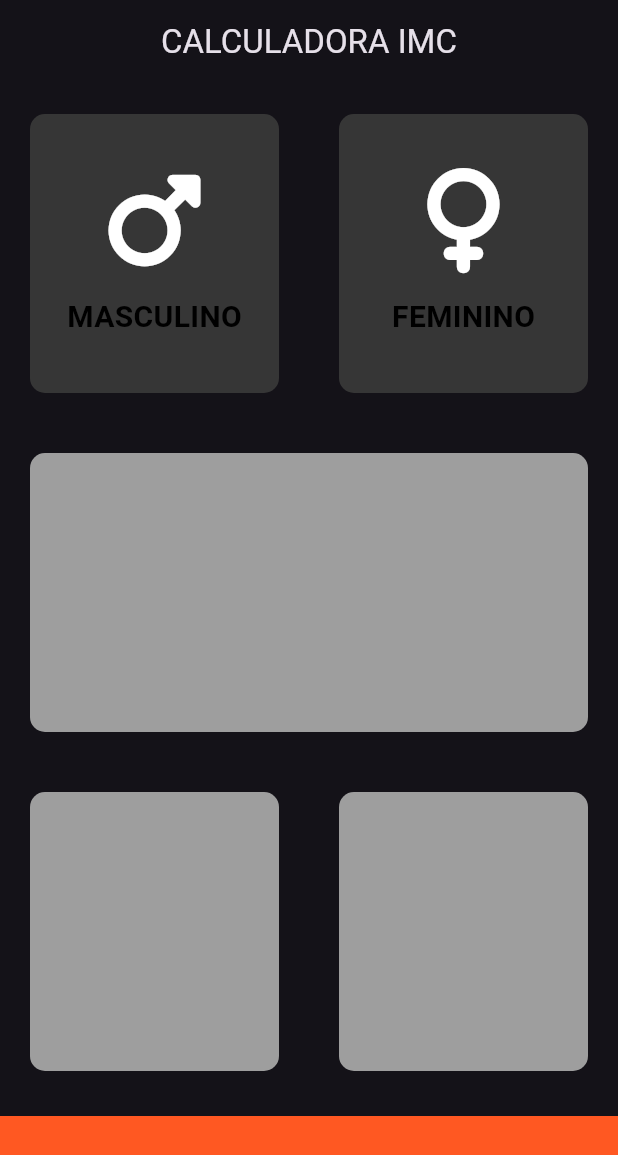
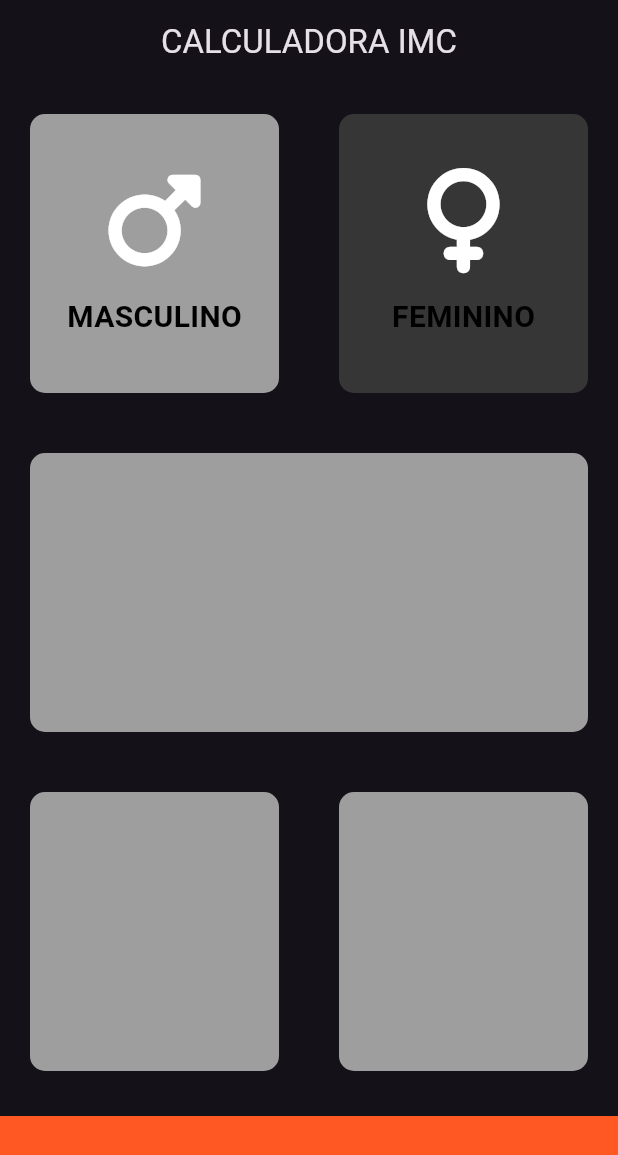
Before and after one commit to Daniells642/Projeto-Flutter, a Flutter app: the screen it shows after launch, after a tap on "MASCULINO", on a phone screen of 412 x 824 dp. Shown: the top 1155 px of the screen. Run offline on Flutter 3.47's test engine with Material 3 defaults, Android fonts, the phone set to English and light mode, and no system bars; our stand-ins replace font_awesome_flutter.

Commit message:
ativando a cor do cartao

```diff
--- a/lib/paginas/homePage.dart
+++ b/lib/paginas/homePage.dart
@@ -37,13 +37,13 @@ class _MyHomePageState extends State<HomePage> {
               child: Row(
                 children: [
                   Expanded(
-                    child: CartaoPadrao(
-                      aoPressionar: (){
+                    child: GestureDetector(
+                      onTap: () {
                         setState(() {
-                          sexoSelecionado == Sexo.masculino;
-                          print("Masc");
+                          sexoSelecionado = Sexo.masculino;
                         });
                       },
+                      child: CartaoPadrao(
                         cor: sexoSelecionado == Sexo.masculino
                             ? corAtivaCartaoPadrao
                             : corInativaCataoPadrao,
@@ -53,21 +53,23 @@ class _MyHomePageState extends State<HomePage> {
                         ),
                       ),
                     ),
+                  ),
                   //Text("RESPONDER", style: TextStyle(color: Color.fromARGB(255, 250, 250, 250))),
                   Expanded(
-                    child: CartaoPadrao(
-                      aoPressionar: (){
+                    child: GestureDetector(
+                       onTap: () {
                         setState(() {
-                          sexoSelecionado == Sexo.feminino;
-                          print("Fem");
+                          sexoSelecionado = Sexo.feminino;
                         });
                       },
+                      child: CartaoPadrao(
                         cor: sexoSelecionado == Sexo.feminino
                             ? corAtivaCartaoPadrao
                             : corInativaCataoPadrao,
                         filhoCartao: const ConteudoIcone(
                           icone: FontAwesomeIcons.venus,
                           descricao: "FEMININO",
+                        ),
                       ),
                     ),
                   ),
--- a/lib/widget/cartaoPadrao.dart
+++ b/lib/widget/cartaoPadrao.dart
@@ -1,22 +1,19 @@
 import 'package:flutter/material.dart';
 
 class CartaoPadrao extends StatelessWidget {
-  CartaoPadrao({required this.cor, this.filhoCartao, this.aoPressionar});
+  CartaoPadrao({required this.cor, this.filhoCartao});
 
   final Color cor;
   final Widget ?filhoCartao;
-  final VoidCallback ?aoPressionar;
+  //final Function() ?aoPressionar;
   @override
   Widget build(BuildContext context) {
-    return  GestureDetector(
-      onTap: aoPressionar,
-      child: Container(
-        margin: const EdgeInsets.all(20.0),
-        decoration: BoxDecoration(
-            color: cor,
-            borderRadius: BorderRadius.circular(10.0)),
-        child: filhoCartao,
-      ),
+    return  Container(
+      margin: const EdgeInsets.all(20.0),
+      decoration: BoxDecoration(
+          color: cor,
+          borderRadius: BorderRadius.circular(10.0)),
+      child: filhoCartao,
     );
   }
 }
```
Lines whose indentation alone changed are shown as unchanged.
